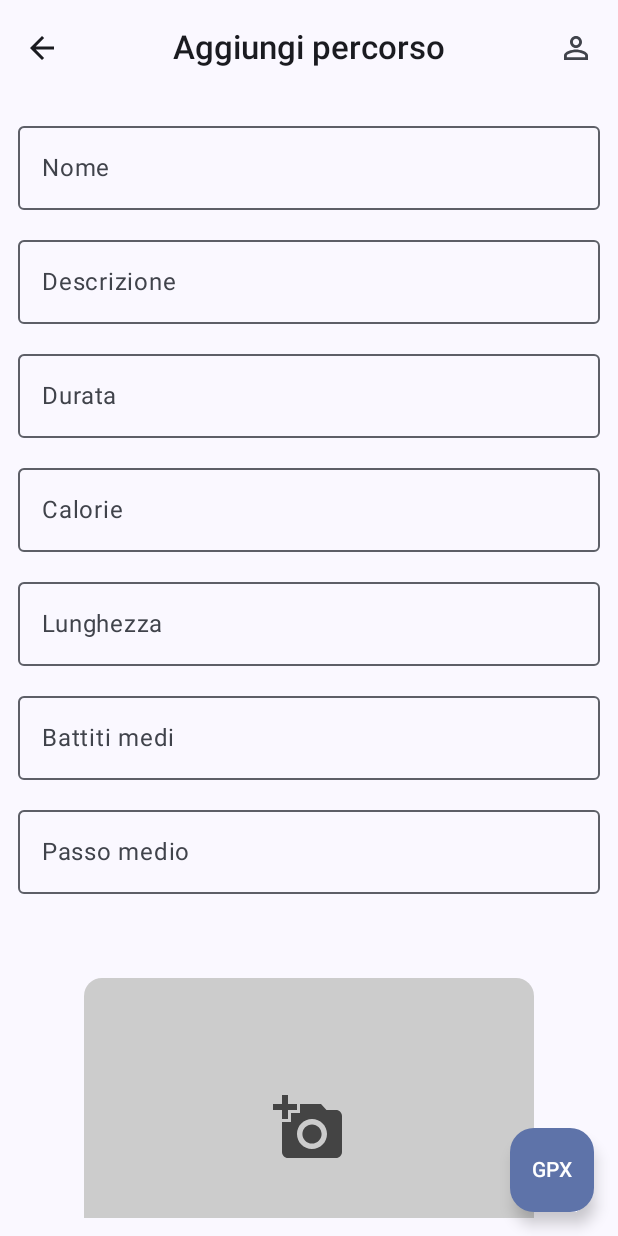
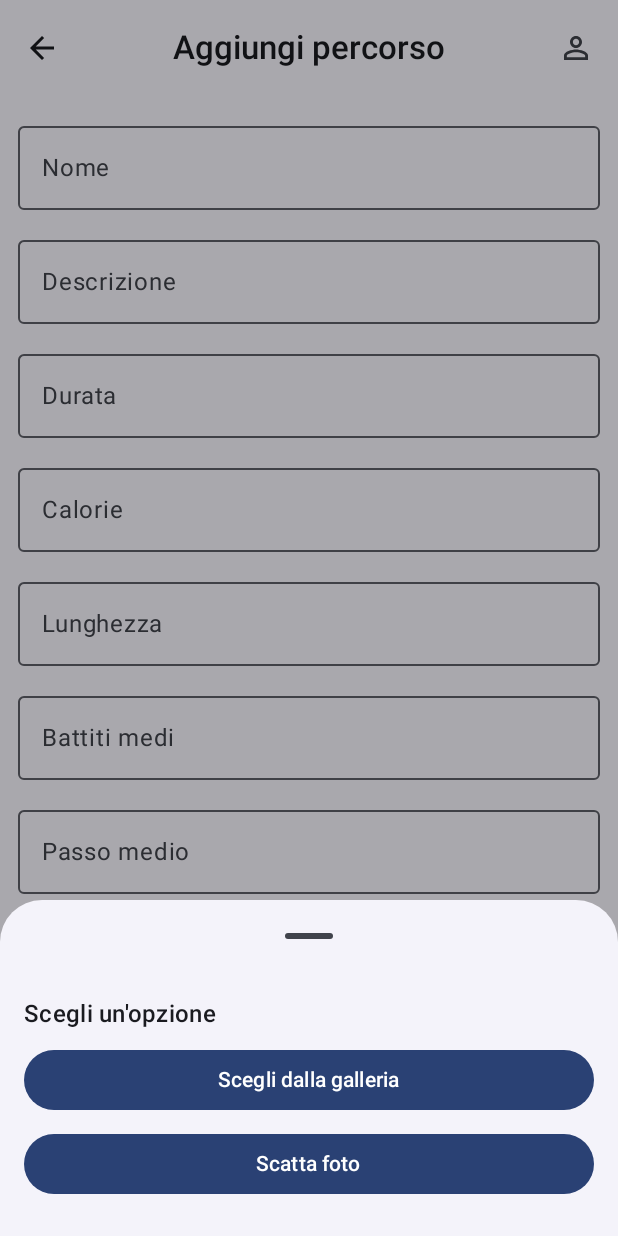
Before and after one commit to luciobaiocchi/mobile-project, an Android app built with Jetpack Compose: the AddPathScreen screen opened through its navigation route, after a tap on "Pick Image", on a phone screen of 412 x 824 dp. Run offline under Robolectric (Android 15) with nearby library versions, the phone set to English and light mode, and no system bars; our stand-ins replace Firebase (no records; nobody signed in at launch, a user with empty details on screens opened directly), Room's generated code.

Commit message:
Photo better

```diff
--- a/app/src/main/java/com/heard/mobile/ui/screens/addPath/AddPathScreen.kt
+++ b/app/src/main/java/com/heard/mobile/ui/screens/addPath/AddPathScreen.kt
@@ -32,13 +32,16 @@ import androidx.compose.material.icons.outlined.MyLocation
 import androidx.compose.material.icons.outlined.PhotoCamera
 import androidx.compose.material3.Button
 import androidx.compose.material3.ButtonDefaults
+import androidx.compose.material3.ExperimentalMaterial3Api
 import androidx.compose.material3.FloatingActionButton
 import androidx.compose.material3.Icon
 import androidx.compose.material3.IconButton
 import androidx.compose.material3.MaterialTheme
+import androidx.compose.material3.ModalBottomSheet
 import androidx.compose.material3.OutlinedTextField
 import androidx.compose.material3.Scaffold
 import androidx.compose.material3.Text
+import androidx.compose.material3.rememberModalBottomSheetState
 import androidx.compose.runtime.Composable
 import androidx.compose.runtime.collectAsState
 import androidx.compose.runtime.getValue
@@ -61,6 +64,7 @@ import com.google.firebase.firestore.FirebaseFirestore
 import com.heard.mobile.ui.composables.AppBar
 import com.heard.mobile.ui.screens.pathDetail.ImageBox
 import com.heard.mobile.ui.screens.pathDetail.saveImageLocally
+import com.heard.mobile.utils.rememberCameraLauncher
 import kotlinx.coroutines.launch
 import kotlinx.coroutines.tasks.await
 import org.koin.androidx.compose.koinViewModel
@@ -179,7 +183,6 @@ fun AddPathScreen(
                 imageUri = imageUri,
                 onImagePicked = {
                     imageUri = it
-
                 },
                 modifier = Modifier
                     .padding(8.dp)
@@ -238,26 +241,81 @@ fun AddPathScreen(
 }
 
 
+@OptIn(ExperimentalMaterial3Api::class)
 @Composable
 fun ClickableImagePicker(
     modifier: Modifier = Modifier,
     imageUri: Uri?,
     onImagePicked: (Uri) -> Unit
 ) {
-    val launcher = rememberLauncherForActivityResult(
+    val launcher = rememberLauncherForActivityResult (
         contract = ActivityResultContracts.GetContent()
     ) { uri: Uri? ->
-        uri?.let { onImagePicked(it)  }
+        uri?.let {
+            onImagePicked(it)
+        }
+    }
+
+    val cameraLauncher = rememberCameraLauncher(
+        onPictureTaken = {
+            uri: Uri? ->
+            uri?.let {
+                onImagePicked(it)
+            }
+
+        })
+
+
+    var showBottomSheet by remember { mutableStateOf(false) }
+
+    if (showBottomSheet) {
+        ModalBottomSheet(
+            onDismissRequest = { showBottomSheet = false },
+            sheetState = rememberModalBottomSheetState(skipPartiallyExpanded = true)
+        ) {
+            Column(
+                modifier = Modifier
+                    .fillMaxWidth()
+                    .padding(16.dp)
+            ) {
+                Text("Scegli un'opzione", style = MaterialTheme.typography.titleMedium)
+
+                Spacer(modifier = Modifier.height(8.dp))
+
+                Button(
+                    onClick = {
+                        showBottomSheet = false
+                        launcher.launch("image/*")
+                    },
+                    modifier = Modifier.fillMaxWidth()
+                ) {
+                    Text("Scegli dalla galleria")
+                }
+
+                Spacer(modifier = Modifier.height(8.dp))
+
+                Button(
+                    onClick = {
+                        showBottomSheet = false
+                        cameraLauncher.captureImage()
+                    },
+                    modifier = Modifier.fillMaxWidth()
+                ) {
+                    Text("Scatta foto")
+                }
+
+                Spacer(modifier = Modifier.height(8.dp))
+            }
+        }
     }
 
     Box(
         modifier = modifier
             .clip(RoundedCornerShape(12.dp))
-            .clickable { launcher.launch("image/*") }
+            .clickable { showBottomSheet = true }
             .background(Color.LightGray),
         contentAlignment = Alignment.Center
     ) {
-
         if (imageUri != null) {
             AsyncImage(
                 model = imageUri,
--- a/app/src/main/java/com/heard/mobile/ui/screens/pathDetail/PathDetailComponents.kt
+++ b/app/src/main/java/com/heard/mobile/ui/screens/pathDetail/PathDetailComponents.kt
@@ -78,7 +78,7 @@ fun ImageBox(
                     modifier = Modifier.clickable {
                         showSheet = false
                         onImageOptionSelected("Galleria")
-                        onImageClick();
+                        onImageClick()
                     }
                 )
                 Spacer(modifier = Modifier.height(8.dp))
--- a/app/src/main/java/com/heard/mobile/ui/screens/pathDetail/PathDetailScreen.kt
+++ b/app/src/main/java/com/heard/mobile/ui/screens/pathDetail/PathDetailScreen.kt
@@ -177,8 +177,6 @@ fun PathDetailScreen(navController: NavController, travelId: String) {
                         isUploadingImage = false
                     }
                 }
-            } ?: run {
-                isUploadingImage = false
             }
         })
 
```
